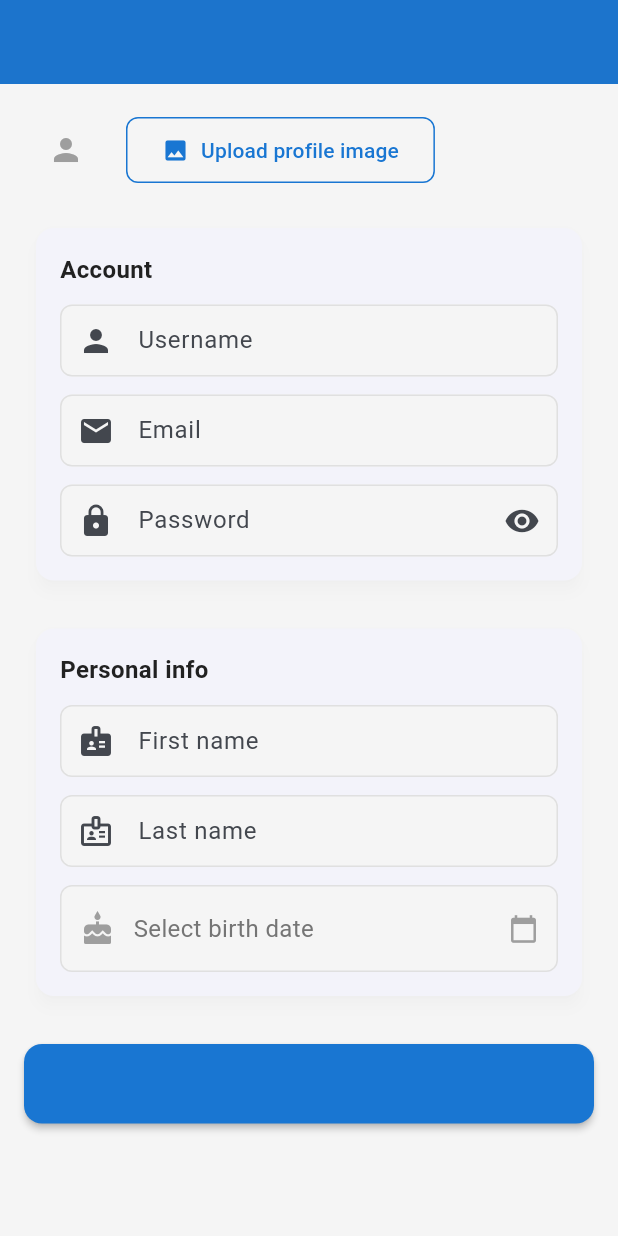
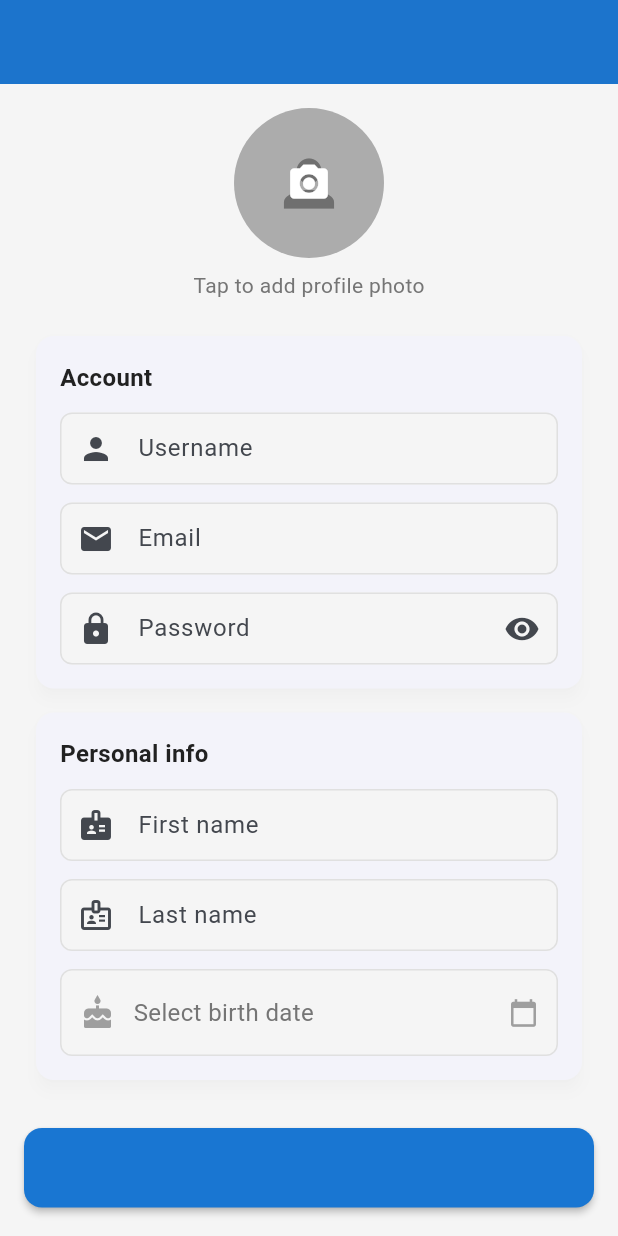
Before and after one commit to ReelScout/frontend, a Flutter app: the UserFormWrapper screen opened directly with empty values, on a phone screen of 412 x 824 dp. Run offline on Flutter 3.47's test engine with Material 3 defaults, Android fonts, the phone set to English and light mode, and no system bars; our stand-ins replace dio, equatable, flutter_bloc, flutter_hooks, flutter_secure_storage, get_it and 3 more; accounts and stored records are empty; generated files the repository leaves out were written again.

Commit message:
Enhance profile image selection with improved UI and default behavior

```diff
--- a/lib/components/common/user_form_wrapper.dart
+++ b/lib/components/common/user_form_wrapper.dart
@@ -49,7 +49,7 @@ class UserFormWrapper extends HookWidget {
     final passwordCtrl = useTextEditingController();
     final obscurePassword = useState(true);
     final base64Image = useState<String?>(existingUser?.base64Image);
-    final pickedImagePath = useState<String?>(null);
+    final pickedImagePath = useState<String?>(existingUser?.base64Image);
 
     // Member fields
     final firstNameCtrl = useTextEditingController(
@@ -229,13 +229,6 @@ class UserFormWrapper extends HookWidget {
             key: formKey,
             child: Column(
               children: [
-                if (showAccountTypeSelector) ...[
-                  AccountTypeSelector(
-                    accountType: accountType.value,
-                    onChanged: (type) => accountType.value = type,
-                  ),
-                  const SizedBox(height: 16),
-                ],
                 ImagePickerRow(
                   pickedPath: pickedImagePath.value,
                   onPick: isLoading ? null : pickImage,
@@ -249,7 +242,14 @@ class UserFormWrapper extends HookWidget {
                   onObscureToggle: () => obscurePassword.value = !obscurePassword.value,
                   isEnabled: !isLoading,
                 ),
-                const SizedBox(height: 16),
+                if (showAccountTypeSelector) ...[
+                  const SizedBox(height: 16),
+                  AccountTypeSelector(
+                    accountType: accountType.value,
+                    onChanged: (type) => accountType.value = type,
+                  ),
+                  const SizedBox(height: 16),
+                ],
                 if (!isCompanyAccount)
                   MemberFormSection(
                     firstNameController: firstNameCtrl,
--- a/lib/components/signup/signup_form_components.dart
+++ b/lib/components/signup/signup_form_components.dart
@@ -125,21 +125,66 @@ class ImagePickerRow extends StatelessWidget {
 
   @override
   Widget build(BuildContext context) {
-    return Row(
+    return Center(
+      child: Column(
+        children: [
+          GestureDetector(
+            onTap: onPick,
+            child: Stack(
+              alignment: Alignment.center,
               children: [
                 CircleAvatar(
-          radius: 28,
+                  radius: 50,
                   backgroundColor: AppColors.inputBackground,
-          backgroundImage: pickedPath != null ? MemoryImage(base64Decode(pickedPath!))  : null,
-          child: pickedPath == null ? const Icon(Icons.person, color: Colors.grey) : null,
+                  backgroundImage: pickedPath != null ? MemoryImage(base64Decode(pickedPath!)) : null,
+                  child: pickedPath == null ? const Icon(Icons.person, size: 50, color: Colors.grey) : null,
                 ),
-        const SizedBox(width: 12),
-        OutlinedButton.icon(
-          onPressed: onPick,
-          icon: const Icon(Icons.image),
-          label: const Text('Upload profile image'),
+                // Overlay with camera icon when no image is selected
+                if (pickedPath == null)
+                  Container(
+                    width: 100,
+                    height: 100,
+                    decoration: BoxDecoration(
+                      shape: BoxShape.circle,
+                      color: Colors.black.withValues(alpha: 0.3),
+                    ),
+                    child: const Icon(
+                      Icons.camera_alt,
+                      size: 30,
+                      color: Colors.white,
+                    ),
+                  ),
+                // Small edit icon in bottom-right corner when image is selected
+                if (pickedPath != null)
+                  Positioned(
+                    bottom: 0,
+                    right: 0,
+                    child: Container(
+                      padding: const EdgeInsets.all(4),
+                      decoration: const BoxDecoration(
+                        color: AppColors.primary,
+                        shape: BoxShape.circle,
+                      ),
+                      child: const Icon(
+                        Icons.edit,
+                        size: 16,
+                        color: Colors.white,
+                      ),
+                    ),
                   ),
               ],
+            ),
+          ),
+          const SizedBox(height: 8),
+          Text(
+            pickedPath == null ? 'Tap to add profile photo' : 'Tap to change photo',
+            style: TextStyle(
+              fontSize: 14,
+              color: Colors.grey.shade600,
+            ),
+          ),
+        ],
+      ),
     );
   }
 }
```
Lines whose indentation alone changed are shown as unchanged.
